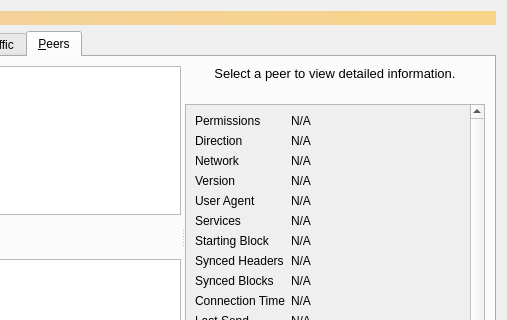
First picture: the form in src/qt/forms/debugwindow.ui, repository umkoin/umkoin, before the edit; both pictures show x 241 to 748 and y 0 to 320 of the 748 by 430 pixel window.
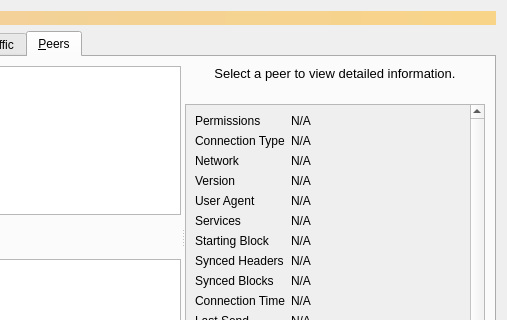
Second picture: the form after the edit. The open tabs and pages were chosen to show the change. Icons and pictures are not drawn. Custom widgets are drawn as their Qt base class.

Patch:
```diff
--- a/src/qt/forms/debugwindow.ui
+++ b/src/qt/forms/debugwindow.ui
@@ -1079,7 +1079,7 @@
                <item row="1" column="0">
                 <widget class="QLabel" name="label_23">
                  <property name="text">
-                  <string>Direction</string>
+                  <string>Connection Type</string>
                  </property>
                 </widget>
                </item>
```
Left out of the diff: 7 changed lines with no effect on the pictures.
